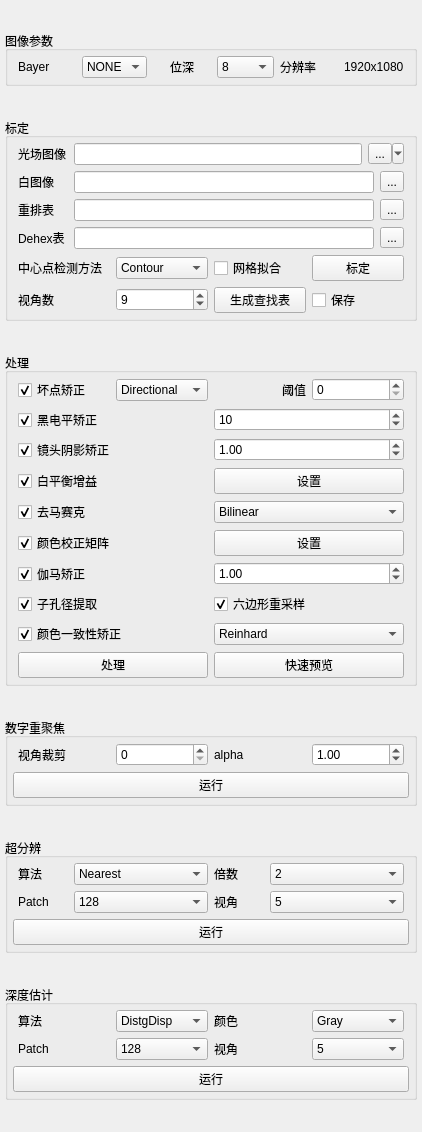
Above: ui/widgetcontrol.ui from 632-8nm/LightFieldLab before the change. Below: the same form after it.
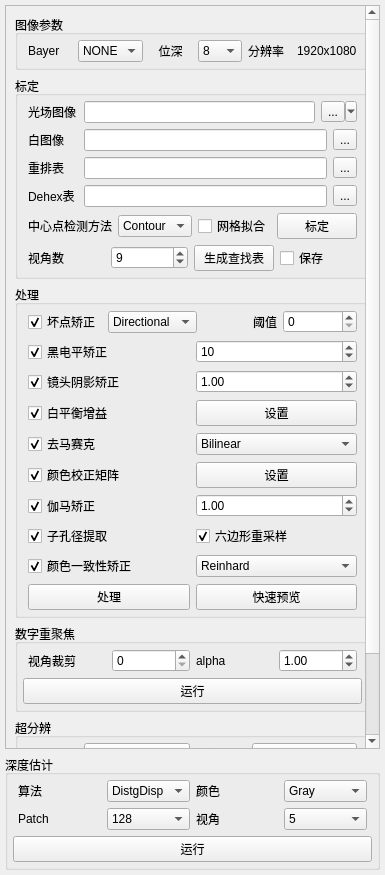
That is the form after the change.

Patch:
```diff
--- a/ui/widgetcontrol.ui
+++ b/ui/widgetcontrol.ui
@@ -6,8 +6,8 @@
    <rect>
     <x>0</x>
     <y>0</y>
-    <width>422</width>
-    <height>1132</height>
+    <width>382</width>
+    <height>875</height>
    </rect>
   </property>
   <property name="sizePolicy">
@@ -33,6 +33,30 @@
     <number>5</number>
    </property>
    <item>
+    <widget class="QScrollArea" name="scrollArea">
+     <property name="sizePolicy">
+      <sizepolicy hsizetype="Minimum" vsizetype="Expanding">
+       <horstretch>0</horstretch>
+       <verstretch>0</verstretch>
+      </sizepolicy>
+     </property>
+     <property name="horizontalScrollBarPolicy">
+      <enum>Qt::ScrollBarPolicy::ScrollBarAlwaysOff</enum>
+     </property>
+     <property name="widgetResizable">
+      <bool>true</bool>
+     </property>
+     <widget class="QWidget" name="scrollAreaWidgetContents">
+      <property name="geometry">
+       <rect>
+        <x>0</x>
+        <y>0</y>
+        <width>370</width>
+        <height>890</height>
+       </rect>
+      </property>
+      <layout class="QVBoxLayout" name="verticalLayout_6">
+       <item>
     <widget class="QGroupBox" name="groupBox">
      <property name="sizePolicy">
       <sizepolicy hsizetype="Preferred" vsizetype="Fixed">
@@ -1382,6 +1406,10 @@
        </widget>
       </item>
      </layout>
+        </widget>
+       </item>
+      </layout>
+     </widget>
     </widget>
    </item>
    <item>
```
Lines whose indentation alone changed are shown as unchanged.
